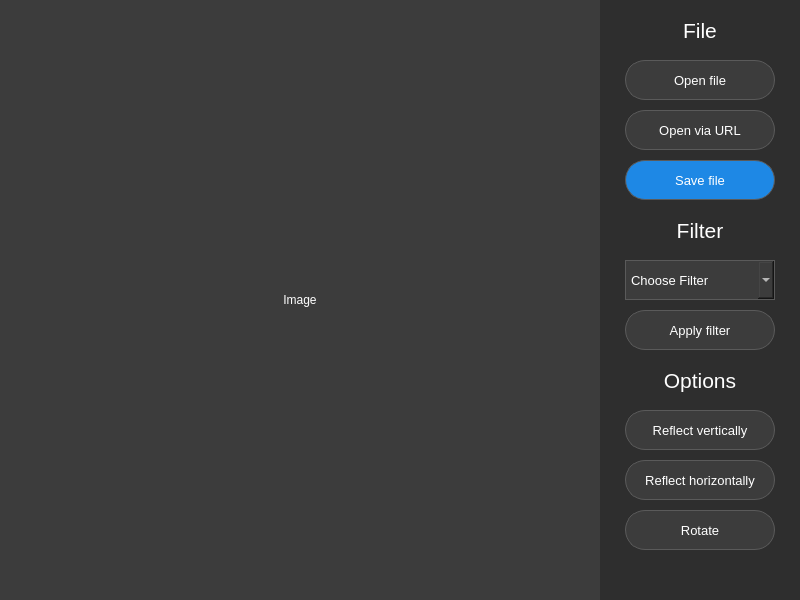
Qt form resources/PhotoEditor.ui (redshoot8/PhotoEditorProject) before a commit.
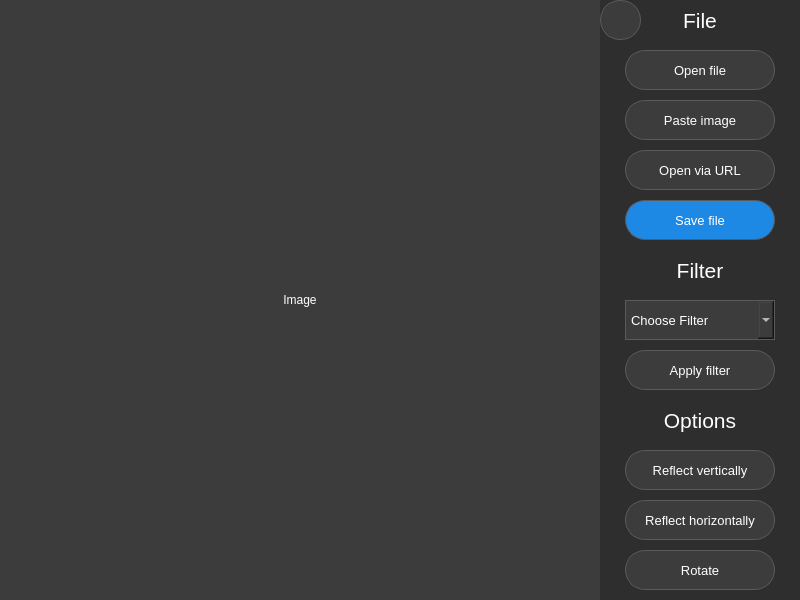
The same form after that commit. Icons and pictures are not drawn.

```diff
--- a/resources/PhotoEditor.ui
+++ b/resources/PhotoEditor.ui
@@ -41,7 +41,7 @@
     <property name="geometry">
      <rect>
       <x>625</x>
-      <y>60</y>
+      <y>50</y>
       <width>150</width>
       <height>40</height>
      </rect>
@@ -82,7 +82,7 @@
     <property name="geometry">
      <rect>
       <x>625</x>
-      <y>310</y>
+      <y>350</y>
       <width>150</width>
       <height>40</height>
      </rect>
@@ -123,7 +123,7 @@
     <property name="geometry">
      <rect>
       <x>625</x>
-      <y>210</y>
+      <y>250</y>
       <width>150</width>
       <height>40</height>
      </rect>
@@ -151,7 +151,7 @@
     <property name="geometry">
      <rect>
       <x>625</x>
-      <y>260</y>
+      <y>300</y>
       <width>150</width>
       <height>40</height>
      </rect>
@@ -240,7 +240,7 @@
     <property name="geometry">
      <rect>
       <x>625</x>
-      <y>160</y>
+      <y>200</y>
       <width>150</width>
       <height>40</height>
      </rect>
@@ -281,7 +281,7 @@
     <property name="geometry">
      <rect>
       <x>625</x>
-      <y>10</y>
+      <y>0</y>
       <width>150</width>
       <height>40</height>
      </rect>
@@ -309,7 +309,7 @@
     <property name="geometry">
      <rect>
       <x>625</x>
-      <y>360</y>
+      <y>400</y>
       <width>150</width>
       <height>40</height>
      </rect>
@@ -337,7 +337,7 @@
     <property name="geometry">
      <rect>
       <x>625</x>
-      <y>410</y>
+      <y>450</y>
       <width>150</width>
       <height>40</height>
      </rect>
@@ -378,7 +378,7 @@
     <property name="geometry">
      <rect>
       <x>625</x>
-      <y>460</y>
+      <y>500</y>
       <width>150</width>
       <height>40</height>
      </rect>
@@ -419,7 +419,7 @@
     <property name="geometry">
      <rect>
       <x>625</x>
-      <y>510</y>
+      <y>550</y>
       <width>150</width>
       <height>40</height>
      </rect>
@@ -460,7 +460,7 @@
     <property name="geometry">
      <rect>
       <x>625</x>
-      <y>110</y>
+      <y>150</y>
       <width>150</width>
       <height>40</height>
      </rect>
@@ -497,6 +497,88 @@
       <normaloff>:/icon/icons/url.svg</normaloff>:/icon/icons/url.svg</iconset>
     </property>
    </widget>
+   <widget class="QPushButton" name="pasteImageButton">
+    <property name="geometry">
+     <rect>
+      <x>625</x>
+      <y>100</y>
+      <width>150</width>
+      <height>40</height>
+     </rect>
+    </property>
+    <property name="font">
+     <font>
+      <pointsize>10</pointsize>
+     </font>
+    </property>
+    <property name="styleSheet">
+     <string notr="true">QPushButton
+{
+	background-color: #3C3C3C;
+	color: #FFFFFF;
+	border: 1px solid #5A5A5A;
+	border-radius: 20px;
+}
+
+QPushButton:hover
+{
+	background-color: #8E24AA;
+}
+
+QPushButton:pressed
+{
+	background-color: #3C3C3C;
+}</string>
+    </property>
+    <property name="text">
+     <string>Paste image</string>
+    </property>
+    <property name="icon">
+     <iconset resource="res_rс.qrc">
+      <normaloff>:/icon/icons/folder.svg</normaloff>:/icon/icons/folder.svg</iconset>
+    </property>
+   </widget>
+   <widget class="QPushButton" name="undoButton">
+    <property name="geometry">
+     <rect>
+      <x>600</x>
+      <y>0</y>
+      <width>41</width>
+      <height>40</height>
+     </rect>
+    </property>
+    <property name="font">
+     <font>
+      <pointsize>10</pointsize>
+     </font>
+    </property>
+    <property name="styleSheet">
+     <string notr="true">QPushButton
+{
+	background-color: #3C3C3C;
+	color: #FFFFFF;
+	border: 1px solid #5A5A5A;
+	border-radius: 20px;
+}
+
+QPushButton:hover
+{
+	background-color: #8E24AA;
+}
+
+QPushButton:pressed
+{
+	background-color: #3C3C3C;
+}</string>
+    </property>
+    <property name="text">
+     <string/>
+    </property>
+    <property name="icon">
+     <iconset resource="res_rс.qrc">
+      <normaloff>:/icon/icons/undo.svg</normaloff>:/icon/icons/undo.svg</iconset>
+    </property>
+   </widget>
   </widget>
  </widget>
  <resources>
```
